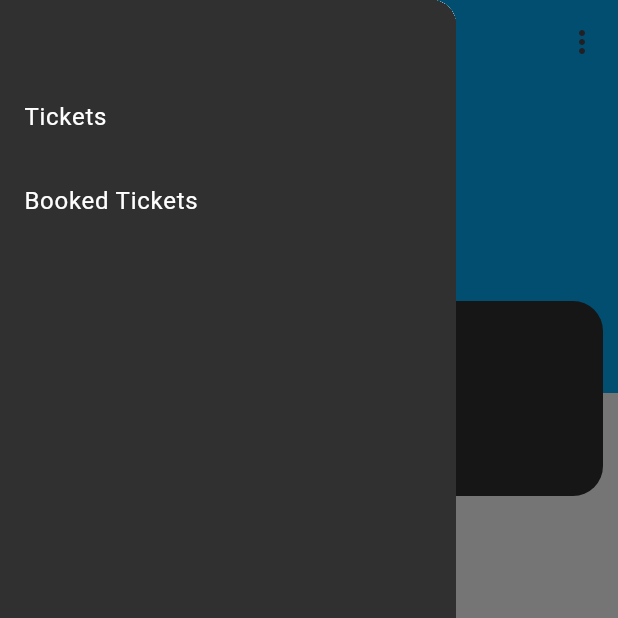
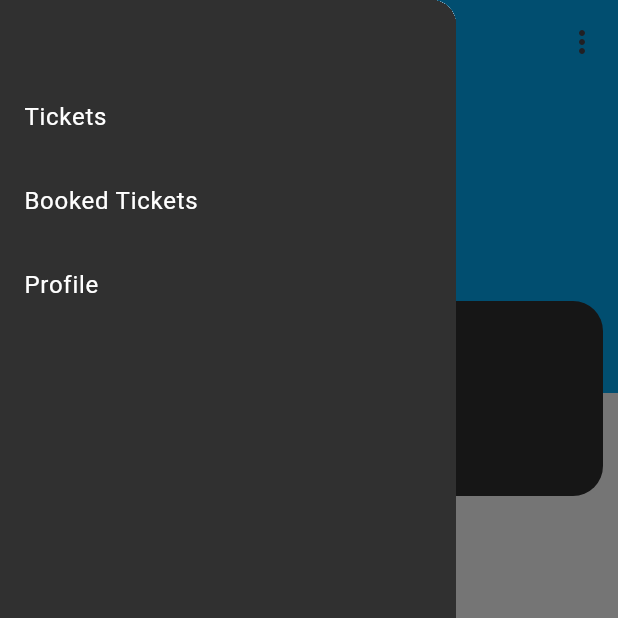
Before and after one commit to mohammedishtaiwi/gradproj2, a Flutter app: the HomePage screen opened by its route, with the side drawer open, on a phone screen of 412 x 824 dp, the top half of it. Run offline on Flutter 3.47's test engine with Material 3 defaults, Android fonts, the phone set to English and light mode, and no system bars; our stand-ins replace cloud_firestore, firebase_auth, firebase_core; accounts and stored records are empty; network calls fail.

```diff
--- a/lib/helpers/home_page_helpers.dart
+++ b/lib/helpers/home_page_helpers.dart
@@ -1,5 +1,6 @@
 import 'package:flutter/material.dart';
 import 'package:gradproj2/pages/BookedTicketsPage.dart';
+import 'package:gradproj2/pages/profile_page.dart';
 import 'package:gradproj2/pages/tickets.dart';
 
 Widget buildBlueSection(BuildContext context) {
@@ -78,6 +79,18 @@ Drawer buildDrawer(BuildContext context) {
               Navigator.push(context, MaterialPageRoute(builder: (_) => BookedTicketsPage())); // Navigate to Tickets page
             },
           ),
+          ListTile(
+            title: const Text(
+              'Profile',
+              style: TextStyle(
+                color: Colors.white,
+              ),
+            ),
+           onTap: () {
+              Navigator.pop(context); // Close the drawer
+              Navigator.push(context, MaterialPageRoute(builder: (_) => Profile())); // Navigate to Tickets page
+            },
+          ),
           // Add more list tiles as needed
         ],
       ),
--- a/lib/main.dart
+++ b/lib/main.dart
@@ -7,8 +7,6 @@ void main() async {
   WidgetsFlutterBinding.ensureInitialized();
   await Firebase.initializeApp(options: DefaultFirebaseOptions.currentPlatform,);
   runApp(MyApp());
-
-
 }
 
 
--- a/lib/routes.dart
+++ b/lib/routes.dart
@@ -1,5 +1,6 @@
 import 'package:flutter/material.dart';
 import 'package:gradproj2/pages/BookedTicketsPage.dart';
+import 'package:gradproj2/pages/profile_page.dart';
 import 'pages/login_page.dart';
 import 'pages/home_page.dart';
 import 'pages/signup_page.dart';
@@ -11,6 +12,7 @@ class Routes {
   static const String signup = '/signup';
   static const String tickets = '/tickets';
   static const String bookedTickets = '/booked';
+  static const String profile = '/profile';
 
 
   static Route<dynamic> generateRoute(RouteSettings settings) {
@@ -25,6 +27,8 @@ class Routes {
         return MaterialPageRoute(builder: (_) => TicketsPage());
         case bookedTickets:
         return MaterialPageRoute(builder: (_) => BookedTicketsPage());
+        case profile:
+        return MaterialPageRoute(builder: (_) => Profile());
       default:
         return MaterialPageRoute(
           builder: (_) => Scaffold(
```
Also changed, not shown: lib/pages/profile_page.dart (added, +57 -0 lines).
